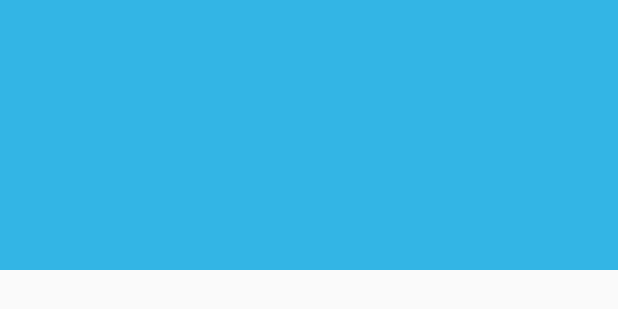
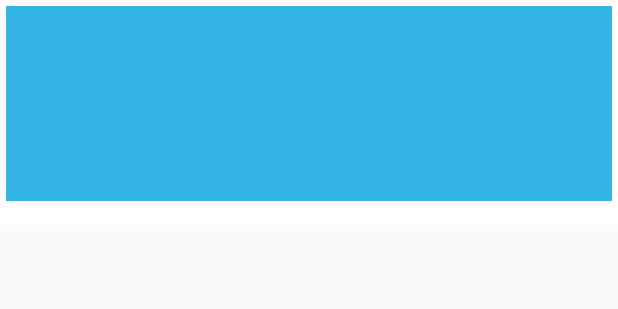
Before and after one commit to EhsanRahimian/ProcoreGit, an Android app: the layout pulls_list.xml on its own in the app's theme, with its tools: preview values and no code run, on a phone screen of 412 x 824 dp. Shown: the top 309 px of the screen. Run offline under Robolectric (Android 15) with nearby library versions, the phone set to English and light mode, and no system bars.

Commit message:
a few changes in xml files and adapter class. the most important change in pulls list : making the other linear for separating the lists in recycler view with a nice pad!!

```diff
--- a/app/src/main/java/com/nicootech/procoregit/PRsAdapter.java
+++ b/app/src/main/java/com/nicootech/procoregit/PRsAdapter.java
@@ -28,9 +28,9 @@ public class PRsAdapter extends RecyclerView.Adapter<PRsAdapter.MViewHolder> {
     @Override
     public void onBindViewHolder(@NonNull MViewHolder holder, int i) {
         holder.title.setText("TITLE : "+models.get(i).getTitle());
-        holder.id.setText("ISSUE #"+models.get(i).getId());
-        holder.number.setText("ID #"+models.get(i).getNumber());
-        holder.state.setText("STATUS #"+models.get(i).getState());
+        holder.id.setText("ID # "+models.get(i).getId());
+        holder.number.setText("NUMBER # "+models.get(i).getNumber());
+        holder.state.setText("STATE : "+models.get(i).getState());
 
     }
 
--- a/app/src/main/res/layout/activity_fetch_prs_list.xml
+++ b/app/src/main/res/layout/activity_fetch_prs_list.xml
@@ -10,8 +10,11 @@
     <TextView
         android:id="@+id/my_head_textView"
         android:layout_width="wrap_content"
-        android:layout_height="90dp"
-        android:textSize="30sp"
+        android:layout_height="48dp"
+        android:textColor="@android:color/black"
+        android:text="The List of Pull Requests for:
+ https://github.com/mgp25/Instagram-API "
+        android:textSize="18sp"
         android:textStyle="bold" />
 
 
--- a/app/src/main/res/layout/pulls_list.xml
+++ b/app/src/main/res/layout/pulls_list.xml
@@ -2,45 +2,54 @@
 <LinearLayout xmlns:android="http://schemas.android.com/apk/res/android"
     android:id="@+id/pulls_items"
     android:layout_width="match_parent"
-    android:layout_height="180dp"
-    android:background="@android:color/holo_blue_light"
+    android:layout_height="150dp"
+    android:background="@android:color/white"
     android:orientation="vertical"
-    android:padding="15dp">
+    android:padding="4dp">
+    <LinearLayout
+        xmlns:android="http://schemas.android.com/apk/res/android"
+        android:id="@+id/Row"
+        android:layout_width="match_parent"
+        android:layout_height="130dp"
+        android:background="@android:color/holo_blue_light"
+        android:orientation="vertical"
+        android:padding="8dp">
     <TextView
         android:id="@+id/layout_number"
         android:layout_width="match_parent"
-        android:layout_height="38dp"
+        android:layout_height="30dp"
         android:layout_gravity="start"
-        android:padding="10dp"
+        android:padding="5dp"
         android:text=""
         android:textColor="@android:color/black"
-        android:textSize="14sp" />
+        android:textSize="12sp" />
 
     <TextView
         android:id="@+id/layout_title"
         android:layout_width="match_parent"
-        android:layout_height="38dp"
-        android:gravity="center"
-        android:padding="10dp"
+        android:layout_height="30dp"
+        android:gravity="start"
+        android:padding="5dp"
         android:text=""
         android:textColor="@android:color/black"
-        android:textSize="14sp" />
+        android:textSize="12sp" />
     <TextView
         android:id="@+id/layout_id"
         android:layout_width="match_parent"
-        android:layout_height="38dp"
-        android:gravity="center"
-        android:padding="10dp"
+        android:layout_height="30dp"
+        android:gravity="start"
+        android:padding="5dp"
         android:text=""
         android:textColor="@android:color/black"
-        android:textSize="14sp" />
+        android:textSize="12sp" />
     <TextView
         android:id="@+id/layout_state"
         android:layout_width="match_parent"
-        android:layout_height="38dp"
-        android:gravity="center"
-        android:padding="10dp"
+        android:layout_height="30dp"
+        android:gravity="start"
+        android:padding="5dp"
         android:text=""
         android:textColor="@android:color/black"
-        android:textSize="14sp" />
+        android:textSize="12sp" />
 </LinearLayout>
+</LinearLayout>
```
